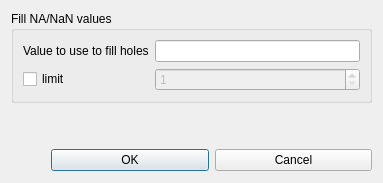
Before: the Qt Designer form src/DAGui/Dialog/DADialogDataFrameFillna.ui in czyt1988/data-workbench, drawn with Qt 5.
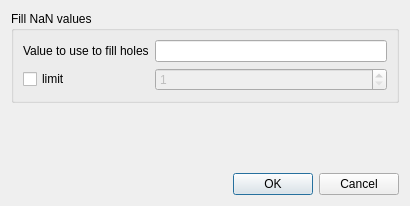
After: the same form once the commit is applied. Icons and pictures are not drawn.

Commit message: 修正python代码中dropna的异常

The edit to the form file:
```diff
--- a/src/DAGui/Dialog/DADialogDataFrameFillna.ui
+++ b/src/DAGui/Dialog/DADialogDataFrameFillna.ui
@@ -6,8 +6,8 @@
    <rect>
     <x>0</x>
     <y>0</y>
-    <width>383</width>
-    <height>183</height>
+    <width>410</width>
+    <height>206</height>
    </rect>
   </property>
   <property name="windowTitle">
@@ -17,7 +17,7 @@
    <item>
     <widget class="QGroupBox" name="groupBoxFillna">
      <property name="title">
-      <string>Fill NA/NaN values</string>
+      <string>Fill NaN values</string>
      </property>
      <layout class="QGridLayout" name="gridLayout">
       <item row="1" column="0">
@@ -61,6 +61,9 @@
    </item>
    <item>
     <spacer name="verticalSpacer">
+     <property name="orientation">
+      <enum>Qt::Orientation::Vertical</enum>
+     </property>
      <property name="sizeHint" stdset="0">
       <size>
        <width>20</width>
@@ -73,6 +76,9 @@
     <layout class="QHBoxLayout" name="horizontalLayout">
      <item>
       <spacer name="horizontalSpacer">
+       <property name="orientation">
+        <enum>Qt::Orientation::Horizontal</enum>
+       </property>
        <property name="sizeHint" stdset="0">
         <size>
          <width>40</width>
```
Left out of the diff: 2 changed lines with no effect on the pictures. The commit also changes 2 other files.
